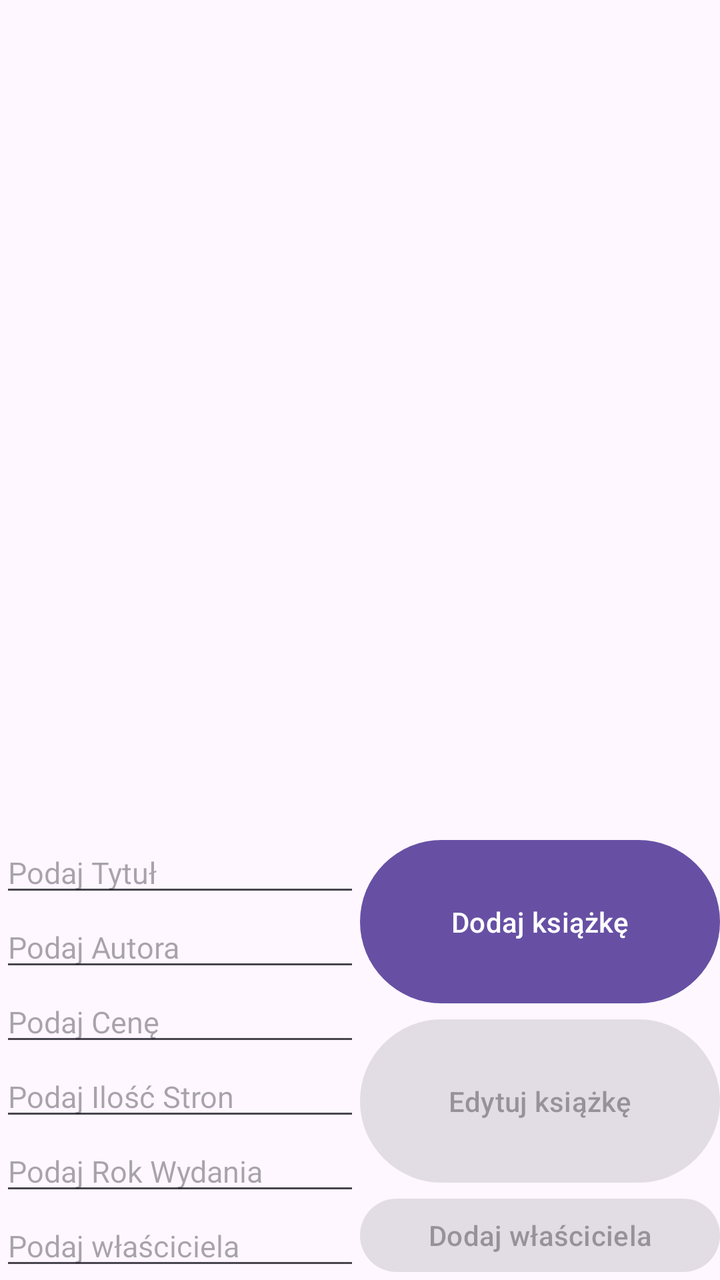
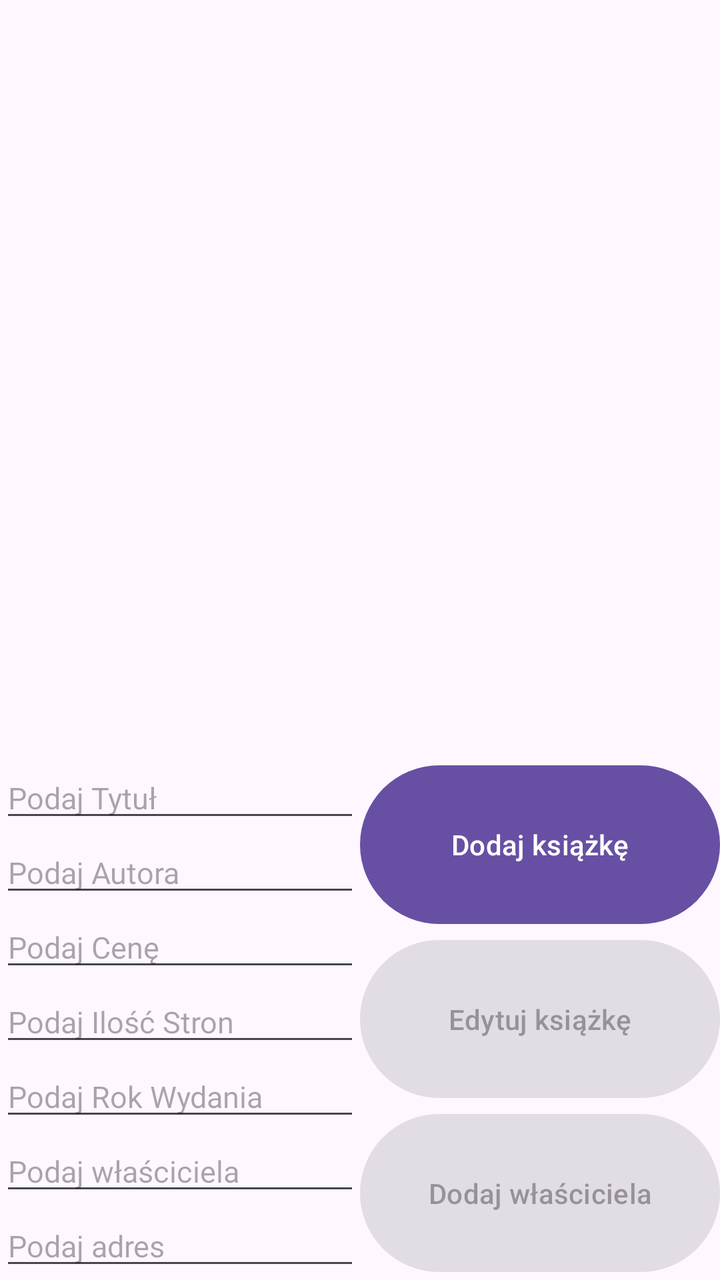

An Android layout rendered at two revisions. The XML below is the earlier revision; the diff shows what the commit changed to produce the second picture.
<!-- AndroidManifest.xml: application theme Theme.BazaZadanie -->
<!-- res/layout/activity_main.xml -->
<?xml version="1.0" encoding="utf-8"?>
<LinearLayout xmlns:android="http://schemas.android.com/apk/res/android"

    xmlns:tools="http://schemas.android.com/tools"
    android:id="@+id/main"
    android:layout_width="match_parent"
    android:layout_height="match_parent"
    android:orientation="vertical"
    tools:context=".MainActivity">
    <LinearLayout
        android:layout_width="match_parent"
        android:layout_height="match_parent"
        android:orientation="horizontal"
        android:layout_weight="1">
        <ListView
            android:id="@+id/wlasciciele"
            android:layout_width="match_parent"
            android:layout_height="wrap_content"
            android:layout_weight="5"/>
        <ListView
            android:id="@+id/ksiazki"
            android:layout_width="match_parent"
            android:layout_height="wrap_content"
            android:layout_weight="3"/>
    </LinearLayout>


    <LinearLayout
        android:layout_width="match_parent"
        android:layout_height="wrap_content"
        android:orientation="horizontal">
        <LinearLayout
            android:layout_width="match_parent"
            android:layout_height="wrap_content"
            android:layout_weight="1"
            android:orientation="vertical">
            <EditText
                android:id="@+id/tytul"
                android:hint="Podaj Tytuł"
                android:textSize="15dp"
                android:layout_width="match_parent"
                android:layout_height="wrap_content"
                />
            <EditText
                android:id="@+id/autor"
                android:hint="Podaj Autora"
                android:textSize="15dp"
                android:layout_width="match_parent"
                android:layout_height="wrap_content"
                />
            <EditText
                android:id="@+id/cena"
                android:hint="Podaj Cenę"
                android:textSize="15dp"
                android:inputType="number"
                android:layout_width="match_parent"
                android:layout_height="wrap_content"
                />
            <EditText
                android:id="@+id/strony"
                android:hint="Podaj Ilość Stron"
                android:textSize="15dp"
                android:layout_width="match_parent"
                android:layout_height="wrap_content"
                />
            <EditText
                android:id="@+id/rok"
                android:hint="Podaj Rok Wydania"
                android:textSize="15dp"
                android:inputType="number"
                android:layout_width="match_parent"
                android:layout_height="wrap_content"
                />
            <EditText
                android:id="@+id/wlasciciel"
                android:hint="Podaj właściciela"
                android:textSize="15dp"
                android:inputType="number"
                android:layout_width="match_parent"
                android:layout_height="wrap_content"
                />
        </LinearLayout>

        <LinearLayout
            android:layout_width="match_parent"
            android:layout_height="match_parent"
            android:orientation="vertical"
            android:layout_weight="1">
            <Button
                android:id="@+id/dodaj"
                android:text="Dodaj książkę"
                android:layout_width="match_parent"
                android:layout_height="match_parent"
                android:layout_weight="3"/>
            <Button
                android:enabled="false"
                android:id="@+id/edytuj"
                android:text="Edytuj książkę"
                android:layout_width="match_parent"
                android:layout_height="match_parent"
                android:layout_weight="3"/>
            <Button
                android:enabled="false"
                android:id="@+id/dodajw"
                android:text="Dodaj właściciela"
                android:layout_width="match_parent"
                android:layout_height="match_parent"
                android:layout_weight="4"/>
        </LinearLayout>
    </LinearLayout>
</LinearLayout>
<!-- resources referenced by this layout -->
<resources>
  <style name="Theme.BazaZadanie" parent="Base.Theme.BazaZadanie" />
  <style name="Base.Theme.BazaZadanie" parent="Theme.Material3.DayNight.NoActionBar">
          
          
      </style>
</resources>

<!-- the commit's change to res/layout/activity_main.xml (unified diff, before → after) -->
@@ -16,7 +16,7 @@
             android:id="@+id/wlasciciele"
             android:layout_width="match_parent"
             android:layout_height="wrap_content"
-            android:layout_weight="5"/>
+            android:layout_weight="6"/>
         <ListView
             android:id="@+id/ksiazki"
             android:layout_width="match_parent"
@@ -75,7 +75,13 @@
                 android:id="@+id/wlasciciel"
                 android:hint="Podaj właściciela"
                 android:textSize="15dp"
-                android:inputType="number"
+                android:layout_width="match_parent"
+                android:layout_height="wrap_content"
+                />
+            <EditText
+                android:id="@+id/adres"
+                android:hint="Podaj adres"
+                android:textSize="15dp"
                 android:layout_width="match_parent"
                 android:layout_height="wrap_content"
                 />
@@ -105,7 +111,7 @@
                 android:text="Dodaj właściciela"
                 android:layout_width="match_parent"
                 android:layout_height="match_parent"
-                android:layout_weight="4"/>
+                android:layout_weight="3"/>
         </LinearLayout>
     </LinearLayout>
 </LinearLayout>
